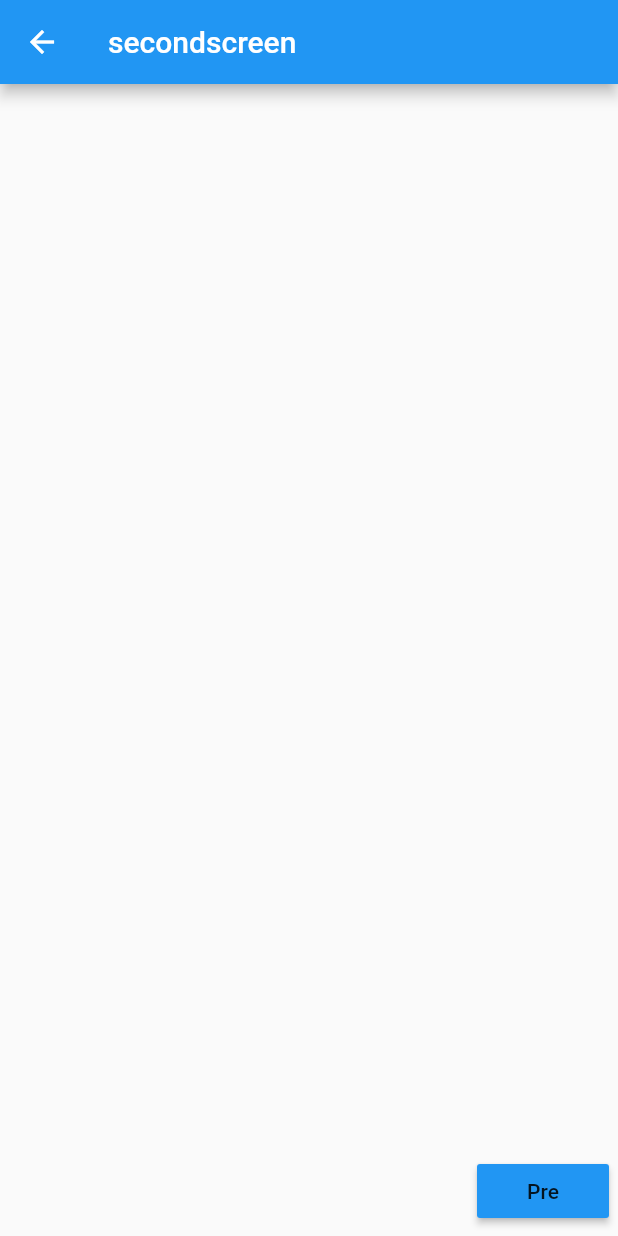
After one commit to omvivek/sist_vs, a Flutter app: the screen it shows after launch, after a tap on "Next", on a phone screen of 412 x 824 dp. The commit adds this screen. Run offline on Flutter 3.47's test engine with Material 2 defaults, Android fonts, the phone set to English and light mode, and no system bars.

Commit message:
navigate from one screen to another screen

```diff
--- a/lib/main.dart
+++ b/lib/main.dart
@@ -1,5 +1,6 @@
 import 'package:flutter/cupertino.dart';
 import 'package:flutter/material.dart';
+import 'package:sist_vs/second_screen.dart';
 
 void main() {
   runApp(MyApp());
@@ -110,12 +111,19 @@ class Page extends StatelessWidget {
             _scafoldkey.currentState.showSnackBar(snackbar);
           },
         ),
-        body: RaisedButton(
-          onPressed: () {
-            createalert(context);
-          },
-          child: Text("alert"),
+        body: Container(
+          alignment: Alignment.bottomRight,
+          padding: EdgeInsets.all(6.0),
+          child: RaisedButton(
+            color: Colors.blue,
+            onPressed: () {
+              Navigator.push(context,
+                  MaterialPageRoute(builder: (context) => Secondscreen()));
+            },
+            child: Text("Next"),
+          ),
         )
+        //RaisedButton(onPressed: () {createalert(context);},child: Text("alert"),)
         //Container(color: Colors.blue,height: 200,width: 200,alignment: Alignment.center,margin: EdgeInsets.only(left: 40, top: 40),padding: EdgeInsets.all(55),child: Text("boring !! ",style: TextStyle(backgroundColor: Colors.white, fontSize: 30),),)
         //Container(margin: EdgeInsets.all(16),child: Column(children: [ TextField(controller: editingController,keyboardType: TextInputType.phone,decoration: InputDecoration(hintText: "Enter Phone Number",suffixIcon: Icon(Icons.phone),border: OutlineInputBorder()),),RaisedButton(onPressed: () {print('' + editingController.text);},child: Text("login"),)],)),
         //Column(mainAxisAlignment: MainAxisAlignment.spaceBetween,children: [RaisedButton(onPressed: () {},color: Colors.green,child: Text("next"),),RaisedButton(onPressed: () {},color: Colors.green,child: Text("pre"),)],)
@@ -126,25 +134,5 @@ class Page extends StatelessWidget {
         );
   }
 
-  createalert(BuildContext context) {
-    var alertdialog = AlertDialog(
-      backgroundColor: Colors.blue,
-      elevation: 10.0,
-      title: Text("Congrats"),
-      content: Text("you have won iphone 7 plus"),
-      actions: [
-        GestureDetector(
-          child: Text("close"),
-          onTap: () {
-            Navigator.pop(context);
-          },
-        )
-      ],
-    );
-    showDialog(
-        context: context,
-        builder: (BuildContext context) {
-          return alertdialog;
-        });
-  }
+  //createalert(BuildContext context) {var alertdialog = AlertDialog(backgroundColor: Colors.blue,elevation: 10.0,title: Text("Congrats"),content: Text("you have won iphone 7 plus"),actions: [GestureDetector(child: Text("close"),onTap: () {Navigator.pop(context);},)],);showDialog(context: context,builder: (BuildContext context) {return alertdialog;});}
 }
--- /dev/null
+++ b/lib/second_screen.dart
@@ -0,0 +1,23 @@
+import 'package:flutter/material.dart';
+
+class Secondscreen extends StatelessWidget {
+  @override
+  Widget build(BuildContext context) {
+    return Scaffold(
+      appBar: AppBar(
+        title: Text("secondscreen"),
+      ),
+      body: Container(
+        alignment: Alignment.bottomRight,
+        padding: EdgeInsets.all(6.0),
+        child: RaisedButton(
+          color: Colors.blue,
+          onPressed: () {
+            Navigator.pop(context);
+          },
+          child: Text("Pre"),
+        ),
+      ),
+    );
+  }
+}
```
